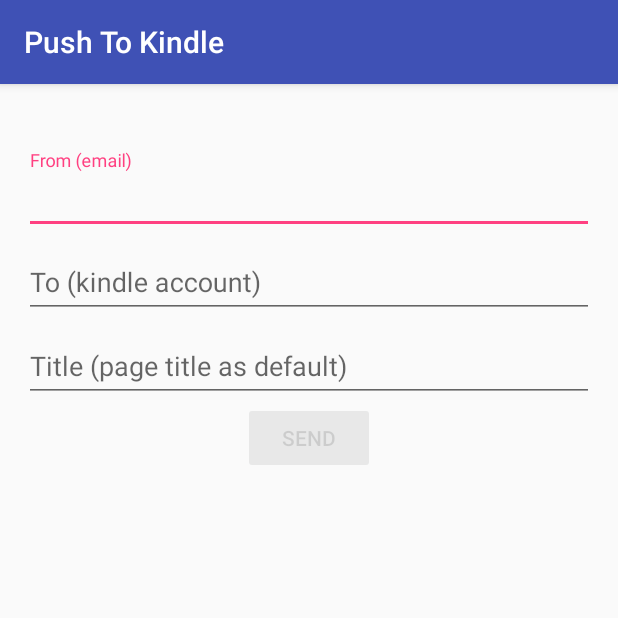
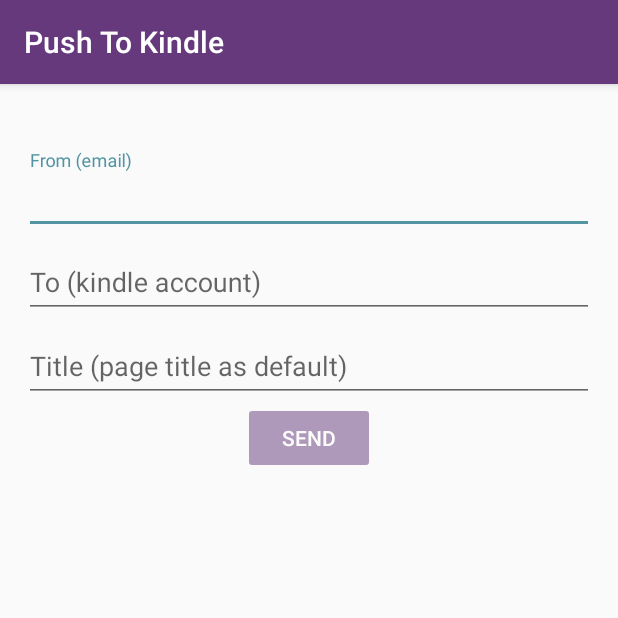
Before and after one commit to sealcode/push-to-kindle, an Android app: the screen it shows after launch (MainActivity), on a phone screen of 412 x 824 dp, the top half of it. Run offline under Robolectric (Android 15) with nearby library versions, the phone set to English and light mode, and no system bars.

Commit message:
Button style and colors app added

```diff
--- a/app/src/main/res/values/colors.xml
+++ b/app/src/main/res/values/colors.xml
@@ -1,6 +1,8 @@
 <?xml version="1.0" encoding="utf-8"?>
 <resources>
-    <color name="colorPrimary">#3F51B5</color>
-    <color name="colorPrimaryDark">#303F9F</color>
-    <color name="colorAccent">#FF4081</color>
+    <color name="colorPrimary">#65397C</color>
+    <color name="colorPrimaryDark">#674370</color>
+    <color name="colorAccent">#5294A1</color>
+
+    <color name="colorWhite">#FFFFFF</color>
 </resources>
--- a/app/src/main/res/values/styles.xml
+++ b/app/src/main/res/values/styles.xml
@@ -17,4 +17,10 @@
 
     <style name="AppTheme.PopupOverlay" parent="ThemeOverlay.AppCompat.Light" />
 
+    <style name="AppTheme.Button" parent="Widget.AppCompat.Button.Colored">
+        <item name="colorControlHighlight">@color/colorAccent</item>
+        <item name="colorButtonNormal">@color/colorPrimary</item>
+        <item name="android:textColor">@color/colorWhite</item>
+    </style>
+
 </resources>
```
